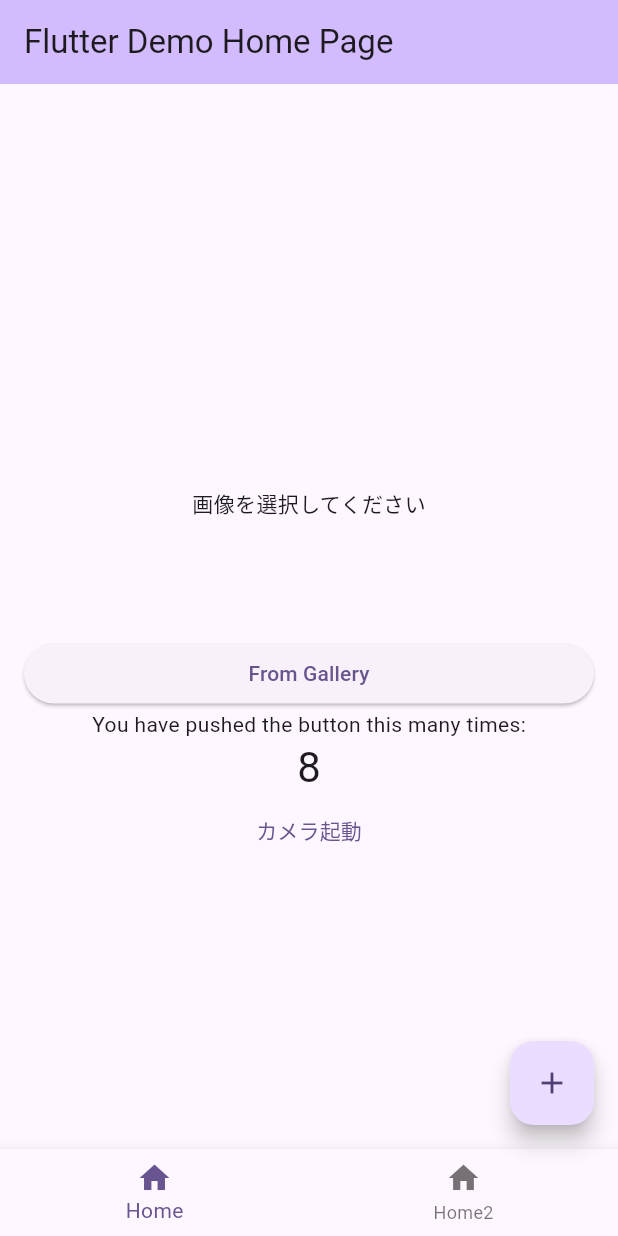
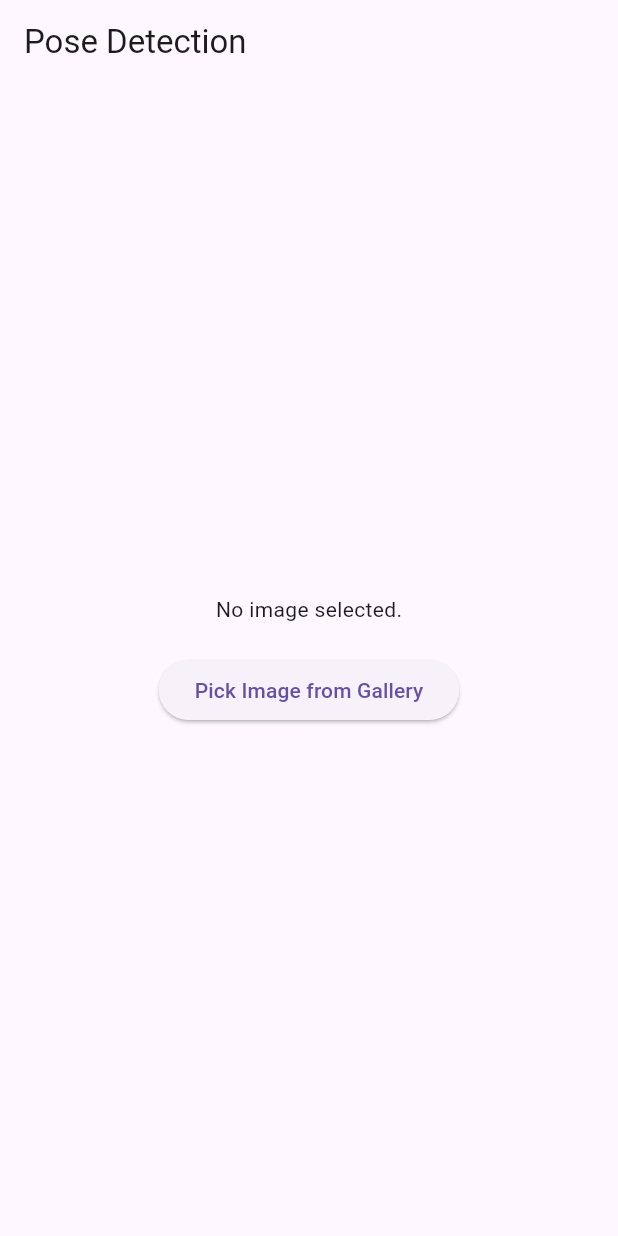
Before and after one commit to takemotomizuki/training-supporter, a Flutter app: the screen it shows after launch, on a phone screen of 412 x 824 dp. Run offline on Flutter 3.47's test engine with Material 3 defaults, Android fonts, the phone set to English and light mode, and no system bars; our stand-ins replace image_picker; missing offline and left inert: google_mlkit_commons, google_mlkit_face_detection, google_mlkit_pose_detection.

Commit message:
pose detection実装を

```diff
--- a/lib/main.dart
+++ b/lib/main.dart
@@ -1,141 +1,41 @@
-import 'package:app/component/footer.dart';
-import 'package:app/view/training.dart';
+// import 'package:flutter/material.dart';
+// import 'view/pose_detection_screen.dart'; // 追加
+//
+// void main() {
+//   runApp(MyApp());
+// }
+//
+// class MyApp extends StatelessWidget {
+//   @override
+//   Widget build(BuildContext context) {
+//     return MaterialApp(
+//       title: 'Pose Detection',
+//       theme: ThemeData(
+//         primarySwatch: Colors.blue,
+//       ),
+//       home: PoseDetectionScreen(),
+//     );
+//   }
+// }
+
 import 'package:flutter/material.dart';
-import 'view/face_detector_view.dart';
+import 'view//pose_detection_screen.dart'; // 追加
 
 void main() {
-  runApp(const MyApp());
+  runApp(MyApp());
 }
 
 class MyApp extends StatelessWidget {
-  const MyApp({super.key});
-
-  // This widget is the root of your application.
   @override
   Widget build(BuildContext context) {
     return MaterialApp(
-      title: 'Flutter Demo',
-      theme: ThemeData(
-        // This is the theme of your application.
-        //
-        // TRY THIS: Try running your application with "flutter run". You'll see
-        // the application has a purple toolbar. Then, without quitting the app,
-        // try changing the seedColor in the colorScheme below to Colors.green
-        // and then invoke "hot reload" (save your changes or press the "hot
-        // reload" button in a Flutter-supported IDE, or press "r" if you used
-        // the command line to start the app).
-        //
-        // Notice that the counter didn't reset back to zero; the application
-        // state is not lost during the reload. To reset the state, use hot
-        // restart instead.
-        //
-        // This works for code too, not just values: Most code changes can be
-        // tested with just a hot reload.
-        colorScheme: ColorScheme.fromSeed(seedColor: Colors.deepPurple),
-        useMaterial3: true,
-      ),
-      home: const MyHomePage(title: 'Flutter Demo Home Page'),
+      title: 'Pose Detection',
+      // theme: ThemeData(
+      //   primarySwatch: Colors.blue,
+      // ),
+
+      //home: PoseDetectionScreen(imagePath: 'images/model1.jpg'), // 画像のパスを指定
+      home: PoseDetectionScreen(), // 画像のパスを指定
     );
   }
 }
-
-class MyHomePage extends StatefulWidget {
-  const MyHomePage({super.key, required this.title});
-
-  // This widget is the home page of your application. It is stateful, meaning
-  // that it has a State object (defined below) that contains fields that affect
-  // how it looks.
-
-  // This class is the configuration for the state. It holds the values (in this
-  // case the title) provided by the parent (in this case the App widget) and
-  // used by the build method of the State. Fields in a Widget subclass are
-  // always marked "final".
-
-  final String title;
-
-  @override
-  State<MyHomePage> createState() => _MyHomePageState();
-}
-
-class _MyHomePageState extends State<MyHomePage> {
-  int _counter = 8;
-
-  void _incrementCounter() {
-    setState(() {
-      // This call to setState tells the Flutter framework that something has
-      // changed in this State, which causes it to rerun the build method below
-      // so that the display can reflect the updated values. If we changed
-      // _counter without calling setState(), then the build method would not be
-      // called again, and so nothing would appear to happen.
-      _counter+=9;
-    });
-  }
-
-  @override
-  Widget build(BuildContext context) {
-    // This method is rerun every time setState is called, for instance as done
-    // by the _incrementCounter method above.
-    //
-    // The Flutter framework has been optimized to make rerunning build methods
-    // fast, so that you can just rebuild anything that needs updating rather
-    // than having to individually change instances of widgets.
-    return Scaffold(
-      appBar: AppBar(
-        // TRY THIS: Try changing the color here to a specific color (to
-        // Colors.amber, perhaps?) and trigger a hot reload to see the AppBar
-        // change color while the other colors stay the same.
-        backgroundColor: Theme.of(context).colorScheme.inversePrimary,
-        // Here we take the value from the MyHomePage object that was created by
-        // the App.build method, and use it to set our appbar title.
-        title: Text(widget.title),
-      ),
-      body: Center(
-        // Center is a layout widget. It takes a single child and positions it
-        // in the middle of the parent.
-        child: Column(
-          // Column is also a layout widget. It takes a list of children and
-          // arranges them vertically. By default, it sizes itself to fit its
-          // children horizontally, and tries to be as tall as its parent.
-          //
-          // Column has various properties to control how it sizes itself and
-          // how it positions its children. Here we use mainAxisAlignment to
-          // center the children vertically; the main axis here is the vertical
-          // axis because Columns are vertical (the cross axis would be
-          // horizontal).
-          //
-          // TRY THIS: Invoke "debug painting" (choose the "Toggle Debug Paint"
-          // action in the IDE, or press "p" in the console), to see the
-          // wireframe for each widget.
-          mainAxisAlignment: MainAxisAlignment.center,
-          children: <Widget>[
-            Container(
-              child: FaceDetectorView(),
-            ),
-            const Text(
-              'You have pushed the button this many times:',
-            ),
-            Text(
-              '$_counter',
-              style: Theme.of(context).textTheme.headlineMedium,
-            ),
-            TextButton(
-                onPressed: () {
-                  Navigator.push(
-                    context,
-                    MaterialPageRoute(builder: (context) => Training(title: 'どうも',)),
-                  );
-                },
-                child: Text('カメラ起動')
-            ),
-          ],
-        ),
-      ),
-      floatingActionButton: FloatingActionButton(
-        onPressed: _incrementCounter,
-        tooltip: 'Increment',
-        child: const Icon(Icons.add),
-      ), // This trailing comma makes auto-formatting nicer for build methods.
-      bottomNavigationBar: Footer(),
-    );
-  }
-}
--- /dev/null
+++ b/lib/view/pose_detection_screen.dart
@@ -0,0 +1,162 @@
+//
+//
+// import 'dart:async';
+// import 'package:flutter/material.dart';
+// import 'package:google_mlkit_pose_detection/google_mlkit_pose_detection.dart';
+// import 'pose_painter.dart'; // 追加
+//
+// class PoseDetectionScreen extends StatefulWidget {
+//   final String imagePath; // 画像のパス
+//
+//   const PoseDetectionScreen({Key? key, required this.imagePath}) : super(key: key);
+//
+//   @override
+//   _PoseDetectionScreenState createState() => _PoseDetectionScreenState();
+// }
+//
+// class _PoseDetectionScreenState extends State<PoseDetectionScreen> {
+//   final PoseDetector _poseDetector = PoseDetector(options: PoseDetectorOptions());
+//   List<Pose>? _poses;
+//   Size? _imageSize;
+//
+//   @override
+//   void initState() {
+//     super.initState();
+//     _detectPose(widget.imagePath); // 画像のパスからポーズ検出を開始
+//   }
+//
+//   Future<void> _detectPose(String imagePath) async {
+//     final inputImage = InputImage.fromFilePath(imagePath);
+//     final poses = await _poseDetector.processImage(inputImage);
+//
+//     setState(() {
+//       _poses = poses;
+//     });
+//   }
+//
+//   @override
+//   void dispose() {
+//     _poseDetector.close();
+//     super.dispose();
+//   }
+//
+//   @override
+//   Widget build(BuildContext context) {
+//     return Scaffold(
+//       appBar: AppBar(
+//         title: Text('Pose Detection'),
+//       ),
+//       body: Center(
+//         child: Column(
+//           mainAxisAlignment: MainAxisAlignment.center,
+//           children: <Widget>[
+//             _poses != null
+//                 ? CustomPaint(
+//               painter: PosePainter(_poses!, _imageSize!),
+//             )
+//                 : CircularProgressIndicator(),
+//           ],
+//         ),
+//       ),
+//     );
+//   }
+// }
+//
+
+
+import 'dart:async';
+import 'dart:io';
+import 'package:flutter/material.dart';
+import 'package:image_picker/image_picker.dart';
+import 'package:google_mlkit_pose_detection/google_mlkit_pose_detection.dart';
+import 'pose_painter.dart'; // 追加
+
+class PoseDetectionScreen extends StatefulWidget {
+  @override
+  _PoseDetectionScreenState createState() => _PoseDetectionScreenState();
+}
+
+class _PoseDetectionScreenState extends State<PoseDetectionScreen> {
+  final ImagePicker _picker = ImagePicker();
+  final PoseDetector _poseDetector = PoseDetector(options: PoseDetectorOptions());
+  XFile? _image;
+  List<Pose>? _poses;
+  Size? _imageSize;
+
+  Future<void> _pickImage() async {
+    final XFile? image = await _picker.pickImage(source: ImageSource.gallery);
+    if (image != null) {
+      setState(() {
+        _image = image;
+      });
+      await _getImageSize(File(image.path));
+      await _detectPose(image);
+    }
+  }
+
+  Future<void> _getImageSize(File imageFile) async {
+    final completer = Completer<Size>();
+    final image = Image.file(imageFile);
+    image.image.resolve(ImageConfiguration()).addListener(
+      ImageStreamListener((ImageInfo info, bool _) {
+        completer.complete(Size(info.image.width.toDouble(), info.image.height.toDouble()));
+      }),
+    );
+    _imageSize = await completer.future;
+    setState(() {});
+  }
+
+  Future<void> _detectPose(XFile image) async {
+    final inputImage = InputImage.fromFilePath(image.path);
+    final poses = await _poseDetector.processImage(inputImage);
+
+    setState(() {
+      _poses = poses;
+    });
+  }
+
+  @override
+  void dispose() {
+    _poseDetector.close();
+    super.dispose();
+  }
+
+  @override
+  Widget build(BuildContext context) {
+    return Scaffold(
+      appBar: AppBar(
+        title: Text('Pose Detection'),
+      ),
+      body: Center(
+        child: Column(
+          mainAxisAlignment: MainAxisAlignment.center,
+          children: <Widget>[
+            _image != null
+                ? _imageSize != null
+                ? Stack(
+              children: [
+                Image.file(
+                  File(_image!.path),
+                  width: 300,
+                  fit: BoxFit.contain,
+                ),
+                Positioned.fill(
+                  child: CustomPaint(
+                    painter: PosePainter(_poses!, _imageSize!),
+                  ),
+                ),
+              ],
+            )
+                : CircularProgressIndicator()
+                : Text('No image selected.'),
+            SizedBox(height: 20),
+            ElevatedButton(
+              onPressed: _pickImage,
+              child: Text('Pick Image from Gallery'),
+            ),
+          ],
+        ),
+      ),
+    );
+  }
+}
--- /dev/null
+++ b/lib/view/pose_painter.dart
@@ -0,0 +1,34 @@
+import 'package:flutter/material.dart';
+import 'package:google_mlkit_pose_detection/google_mlkit_pose_detection.dart';
+
+class PosePainter extends CustomPainter {
+  final List<Pose> poses;
+  final Size imageSize;
+
+  PosePainter(this.poses, this.imageSize);
+
+  @override
+  void paint(Canvas canvas, Size size) {
+    final paint = Paint()
+      ..color = Colors.red
+      ..strokeWidth = 4;
+
+    final double scaleX = size.width / imageSize.width;
+    final double scaleY = size.height / imageSize.height;
+
+    for (Pose pose in poses) {
+      for (PoseLandmark landmark in pose.landmarks.values) {
+        canvas.drawCircle(
+          Offset(landmark.x * scaleX, landmark.y * scaleY),
+          4,
+          paint,
+        );
+      }
+    }
+  }
+
+  @override
+  bool shouldRepaint(covariant CustomPainter oldDelegate) {
+    return true;
+  }
+}
--- a/pubspec.yaml
+++ b/pubspec.yaml
@@ -39,7 +39,8 @@ dependencies:
   camera: ^0.11.0+1
   video_player: ^2.8.6
   # google_ml_kit: ^0.18.0
-  google_mlkit_face_detection: ^0.5.0
+  # google_mlkit_face_detection: ^0.5.0
+  google_mlkit_pose_detection: ^0.1.0
   image_picker: ^0.8.6
 
 dev_dependencies:
@@ -63,6 +64,8 @@ flutter:
   # included with your application, so that you can use the icons in
   # the material Icons class.
   uses-material-design: true
+  assets:
+    - images/
 
   # To add assets to your application, add an assets section, like this:
   # assets:
```
Also changed, not shown: lib/view/pose_detector_view.dart (added, +71 -0 lines), images/model1.jpg (added), pubspec.lock, 1 other file.
